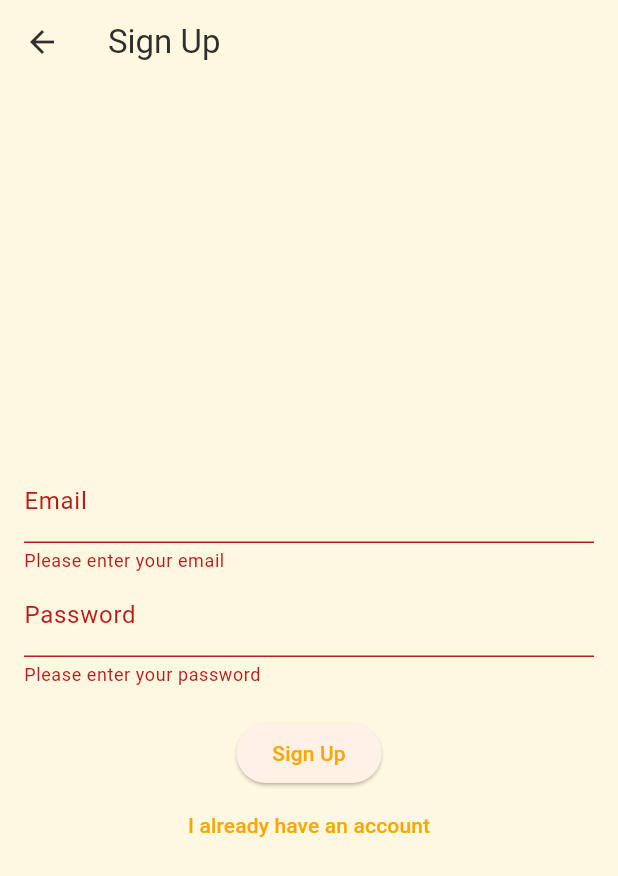
After one commit to Neo-Studios/minimal-apps-minimal-chef, a Flutter app: the EmailPasswordLoginScreen screen opened directly, after a tap on "Login", after a tap on "Create an account", on a phone screen of 412 x 824 dp. The commit adds this screen. Shown: the top 876 px of the screen. Run offline on Flutter 3.47's test engine with Material 3 defaults, Android fonts, the phone set to English and light mode, and no system bars; our stand-ins replace cloud_firestore, firebase_auth, firebase_core, firebase_storage, google_sign_in, image_picker and 1 more; accounts and stored records are empty; network calls fail.

Commit message:
Added email and password login method as google is currently failing.

```diff
--- /dev/null
+++ b/lib/features/auth/screens/email_password_login_screen.dart
@@ -0,0 +1,117 @@
+
+import 'package:flutter/material.dart';
+import 'package:minimal_chef/features/auth/services/auth_service.dart';
+
+class EmailPasswordLoginScreen extends StatefulWidget {
+  const EmailPasswordLoginScreen({super.key});
+
+  @override
+  State<EmailPasswordLoginScreen> createState() => _EmailPasswordLoginScreenState();
+}
+
+class _EmailPasswordLoginScreenState extends State<EmailPasswordLoginScreen> {
+  final _formKey = GlobalKey<FormState>();
+  final _emailController = TextEditingController();
+  final _passwordController = TextEditingController();
+
+  bool _isLogin = true;
+  bool _isLoading = false;
+
+  void _switchAuthMode() {
+    setState(() {
+      _isLogin = !_isLogin;
+    });
+  }
+
+  Future<void> _submit() async {
+    if (_formKey.currentState!.validate()) {
+      setState(() {
+        _isLoading = true;
+      });
+
+      try {
+        if (_isLogin) {
+          await AuthService().signInWithEmailAndPassword(
+            _emailController.text,
+            _passwordController.text,
+          );
+        } else {
+          await AuthService().createUserWithEmailAndPassword(
+            _emailController.text,
+            _passwordController.text,
+          );
+        }
+      } catch (e) {
+        if (!mounted) return;
+        if (mounted) {
+          ScaffoldMessenger.of(context).showSnackBar(
+            SnackBar(
+              content: Text(e.toString()),
+            ),
+          );
+        }
+      } finally {
+        if (mounted) {
+          setState(() {
+            _isLoading = false;
+          });
+        }
+      }
+    }
+  }
+
+  @override
+  Widget build(BuildContext context) {
+    return Scaffold(
+      appBar: AppBar(
+        title: Text(_isLogin ? 'Login' : 'Sign Up'),
+      ),
+      body: Center(
+        child: Padding(
+          padding: const EdgeInsets.all(16.0),
+          child: Form(
+            key: _formKey,
+            child: Column(
+              mainAxisAlignment: MainAxisAlignment.center,
+              children: [
+                TextFormField(
+                  controller: _emailController,
+                  decoration: const InputDecoration(labelText: 'Email'),
+                  validator: (value) {
+                    if (value == null || value.isEmpty) {
+                      return 'Please enter your email';
+                    }
+                    return null;
+                  },
+                ),
+                TextFormField(
+                  controller: _passwordController,
+                  decoration: const InputDecoration(labelText: 'Password'),
+                  obscureText: true,
+                  validator: (value) {
+                    if (value == null || value.isEmpty) {
+                      return 'Please enter your password';
+                    }
+                    return null;
+                  },
+                ),
+                const SizedBox(height: 20),
+                if (_isLoading)
+                  const CircularProgressIndicator()
+                else
+                  ElevatedButton(
+                    onPressed: _submit,
+                    child: Text(_isLogin ? 'Login' : 'Sign Up'),
+                  ),
+                TextButton(
+                  onPressed: _switchAuthMode,
+                  child: Text(_isLogin ? 'Create an account' : 'I already have an account'),
+                ),
+              ],
+            ),
+          ),
+        ),
+      ),
+    );
+  }
+}
--- a/lib/features/auth/screens/sign_in_screen.dart
+++ b/lib/features/auth/screens/sign_in_screen.dart
@@ -1,4 +1,5 @@
 import 'package:flutter/material.dart';
+import 'package:minimal_chef/features/auth/screens/email_password_login_screen.dart';
 import 'package:minimal_chef/features/auth/services/auth_service.dart';
 
 class SignInScreen extends StatefulWidget {
@@ -61,6 +62,20 @@ class _SignInScreenState extends State<SignInScreen> with SingleTickerProviderSt
                 ),
               ),
             ),
+            const SizedBox(height: 20),
+            TextButton(
+              onPressed: () {
+                Navigator.of(context).push(
+                  MaterialPageRoute(
+                    builder: (context) => const EmailPasswordLoginScreen(),
+                  ),
+                );
+              },
+              child: const Text(
+                'Sign in with Email',
+                style: TextStyle(fontSize: 18),
+              ),
+            ),
           ],
         ),
       ),
--- a/lib/features/auth/services/auth_service.dart
+++ b/lib/features/auth/services/auth_service.dart
@@ -25,6 +25,30 @@ class AuthService {
     }
   }
 
+  Future<User?> signInWithEmailAndPassword(String email, String password) async {
+    try {
+      final UserCredential userCredential = await _auth.signInWithEmailAndPassword(
+        email: email,
+        password: password,
+      );
+      return userCredential.user;
+    } catch (e) {
+      return null;
+    }
+  }
+
+  Future<User?> createUserWithEmailAndPassword(String email, String password) async {
+    try {
+      final UserCredential userCredential = await _auth.createUserWithEmailAndPassword(
+        email: email,
+        password: password,
+      );
+      return userCredential.user;
+    } catch (e) {
+      return null;
+    }
+  }
+
   Future<void> signOut() async {
     await _googleSignIn.signOut();
     await _auth.signOut();
```
Also changed, not shown: 1 other file.
